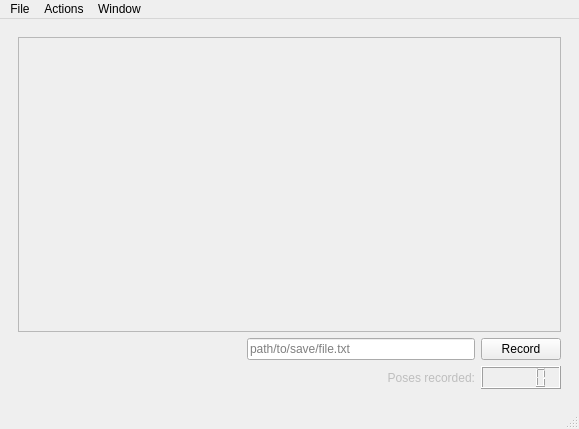
This is components/therapyAnalysis/src/mainUI.ui in robocomp/robotherapy as Qt 5 draws it before an edit. The edited form follows.
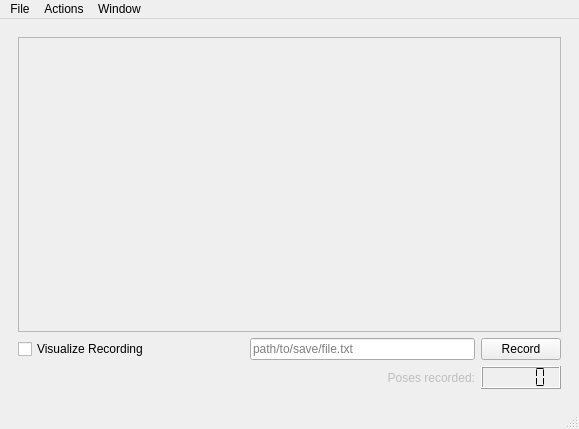
This is the edited form.

Commit message: Recording to file exercises from the values of humanTraker

```diff
--- a/components/therapyAnalysis/src/mainUI.ui
+++ b/components/therapyAnalysis/src/mainUI.ui
@@ -310,7 +310,11 @@
            </widget>
           </item>
           <item row="1" column="2">
-           <widget class="QLCDNumber" name="lcdNumber"/>
+           <widget class="QLCDNumber" name="framesRecorded_lcd">
+            <property name="segmentStyle">
+             <enum>QLCDNumber::Flat</enum>
+            </property>
+           </widget>
           </item>
           <item row="0" column="1">
            <widget class="QLineEdit" name="lineEdit">
@@ -332,6 +336,13 @@
             </property>
            </spacer>
           </item>
+          <item row="0" column="0">
+           <widget class="QCheckBox" name="visualizeRecording_chck">
+            <property name="text">
+             <string>Visualize Recording</string>
+            </property>
+           </widget>
+          </item>
          </layout>
         </item>
        </layout>
```
Left out of the diff: 6 changed lines with no effect on the pictures. The commit also changes 4 other files.
